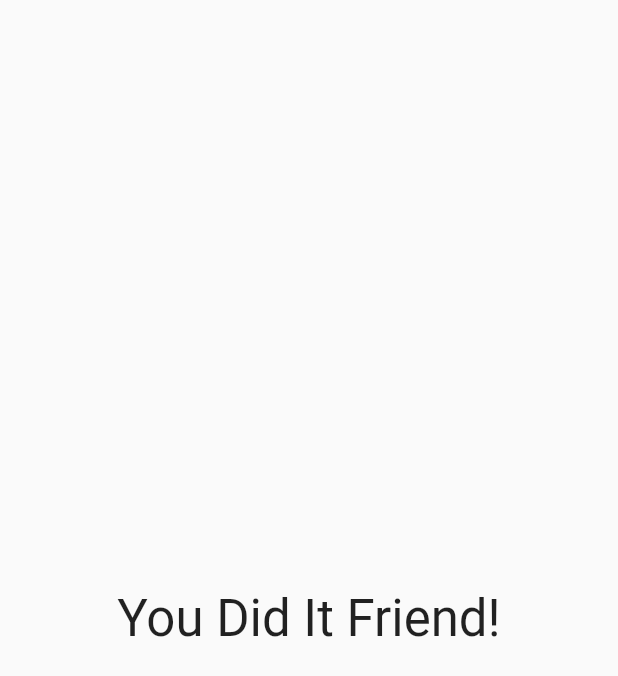
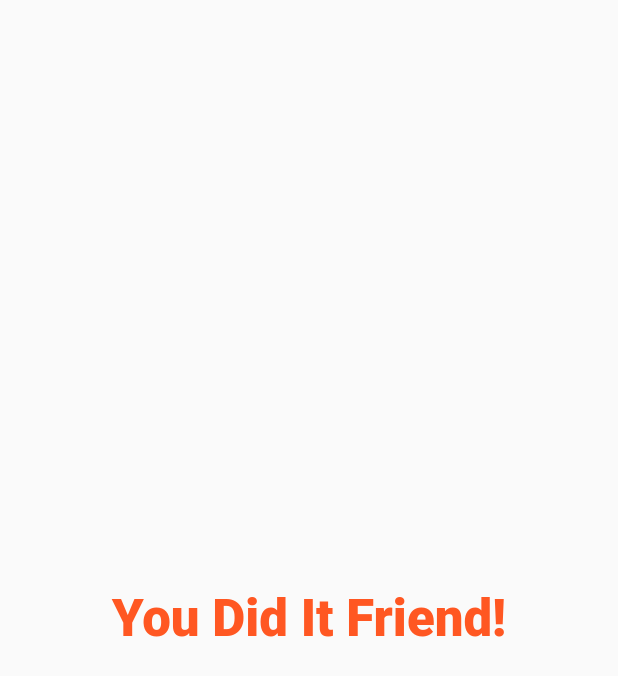
Before and after one commit to Phoenix600/FlutterProjects-, a Flutter app: the screen it shows after launch, after a tap on "Tiger", after a tap on "Panner Tandori", after a tap on "Aman", on a phone screen of 412 x 824 dp. Shown: the top 676 px of the screen. Run offline on Flutter 3.47's test engine with Material 2 defaults, Android fonts, the phone set to English and light mode, and no system bars.

Commit message:
Added new code files

```diff
--- a/quizapp/lib/main.dart
+++ b/quizapp/lib/main.dart
@@ -3,7 +3,7 @@ import 'package:flutter/material.dart';
 // Added by the user
 import './question.dart';
 import './answer.dart';
-import './endscreen.dart';
+import 'result.dart';
 
 void main() => runApp(const MyApp());
 
@@ -63,7 +63,7 @@ class _MyAppState extends State<MyApp> {
                   }).toList(),
                 ],
               )
-            : EndScreen(),
+            : Result(),
       ),
     );
   }
--- a/quizapp/lib/endscreen.dart
+++ b/quizapp/lib/result.dart
@@ -1,6 +1,6 @@
 import 'package:flutter/material.dart';
 
-class EndScreen extends StatelessWidget {
+class Result extends StatelessWidget {
   @override
   Widget build(BuildContext context) {
     return Container(
@@ -9,6 +9,8 @@ class EndScreen extends StatelessWidget {
         "You Did It Friend!",
         style: TextStyle(
           fontSize: 34,
+          fontWeight: FontWeight.w900,
+          color: Colors.deepOrange,
         ),
       ),
     );
```
